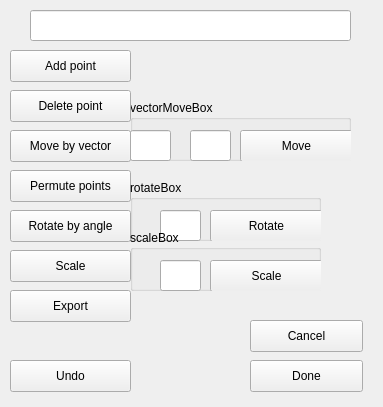
Qt form curver/ui/curve_edit.ui (wiatrak2/curver) before a commit.
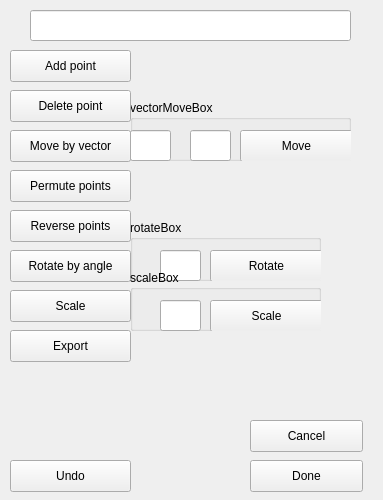
The same form after that commit.

```diff
--- a/curver/ui/curve_edit.ui
+++ b/curver/ui/curve_edit.ui
@@ -7,7 +7,7 @@
     <x>0</x>
     <y>0</y>
     <width>383</width>
-    <height>407</height>
+    <height>500</height>
    </rect>
   </property>
   <property name="windowTitle">
@@ -30,7 +30,7 @@
    <property name="geometry">
     <rect>
      <x>250</x>
-     <y>360</y>
+     <y>460</y>
      <width>113</width>
      <height>32</height>
     </rect>
@@ -108,7 +108,7 @@
    <property name="geometry">
     <rect>
      <x>250</x>
-     <y>320</y>
+     <y>420</y>
      <width>113</width>
      <height>32</height>
     </rect>
@@ -134,7 +134,7 @@
    <property name="geometry">
     <rect>
      <x>10</x>
-     <y>210</y>
+     <y>250</y>
      <width>121</width>
      <height>32</height>
     </rect>
@@ -147,7 +147,7 @@
    <property name="geometry">
     <rect>
      <x>130</x>
-     <y>180</y>
+     <y>220</y>
      <width>191</width>
      <height>61</height>
     </rect>
@@ -186,7 +186,7 @@
    <property name="geometry">
     <rect>
      <x>10</x>
-     <y>250</y>
+     <y>290</y>
      <width>121</width>
      <height>32</height>
     </rect>
@@ -225,7 +225,7 @@
    <property name="geometry">
     <rect>
      <x>10</x>
-     <y>290</y>
+     <y>330</y>
      <width>121</width>
      <height>32</height>
     </rect>
@@ -238,7 +238,7 @@
    <property name="geometry">
     <rect>
      <x>10</x>
-     <y>360</y>
+     <y>460</y>
      <width>121</width>
      <height>32</height>
     </rect>
@@ -251,7 +251,7 @@
    <property name="geometry">
     <rect>
      <x>130</x>
-     <y>230</y>
+     <y>270</y>
      <width>191</width>
      <height>61</height>
     </rect>
@@ -286,6 +286,19 @@
     </property>
    </widget>
   </widget>
+  <widget class="QPushButton" name="reverseCurveButton">
+   <property name="geometry">
+    <rect>
+     <x>10</x>
+     <y>210</y>
+     <width>121</width>
+     <height>32</height>
+    </rect>
+   </property>
+   <property name="text">
+    <string>Reverse points</string>
+   </property>
+  </widget>
  </widget>
  <resources/>
  <connections/>
```
